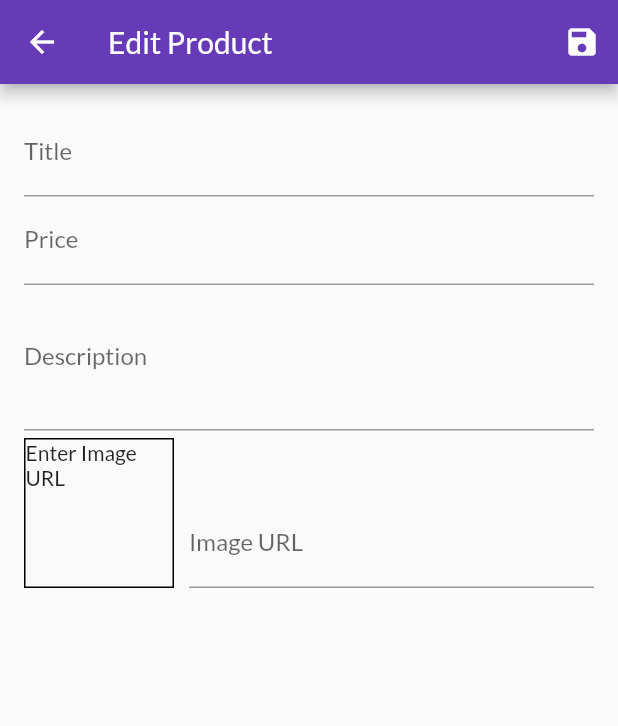
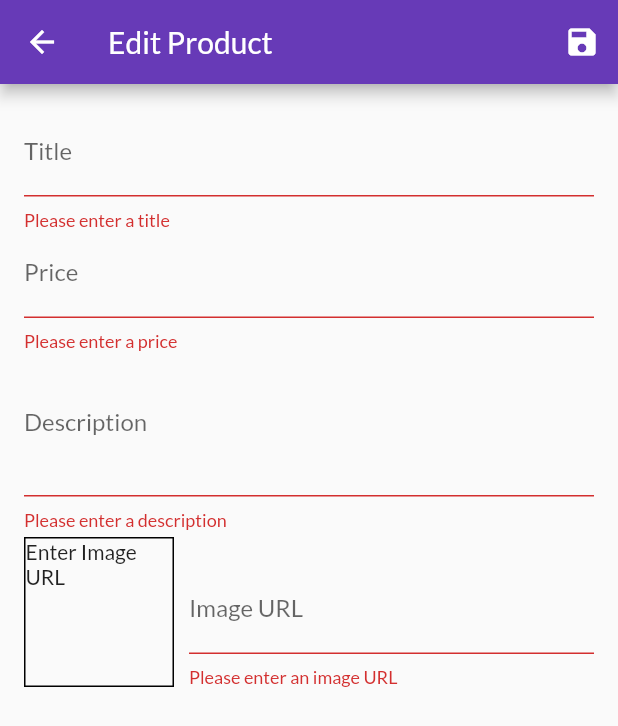
Before and after one commit to klam2k20/ShopApp, a Flutter app: the EditProductScreen screen opened by its route, after a tap on the "save" icon, on a phone screen of 412 x 824 dp. Shown: the top 726 px of the screen. Run offline on Flutter 3.47's test engine with Material 2 defaults, Android fonts, the phone set to English and light mode, and no system bars; network calls fail.

Commit message:
Add some input validation and add product logic

```diff
--- a/lib/providers/products_provider.dart
+++ b/lib/providers/products_provider.dart
@@ -49,8 +49,15 @@ class ProductsProvider with ChangeNotifier {
   Product findProductByID(String id) {
     return _products.firstWhere((product) => product.id == id);
   }
-  void addProducts(Product product) {
-    _products.add(product);
+
+  void addProduct(Product product) {
+    final newProduct = Product(
+        id: DateTime.now().toString(),
+        title: product.title,
+        description: product.description,
+        price: product.price,
+        imageUrl: product.imageUrl);
+    _products.add(newProduct);
     notifyListeners();
   }
 }
--- a/lib/screens/edit_product.dart
+++ b/lib/screens/edit_product.dart
@@ -1,6 +1,8 @@
 import 'package:flutter/material.dart';
+import 'package:provider/provider.dart';
 
 import '../providers/product.dart';
+import '../providers/products_provider.dart';
 
 class EditProductScreen extends StatefulWidget {
   static String routeName = '/edit-product';
@@ -26,14 +28,52 @@ class _EditProductScreenState extends State<EditProductScreen> {
 
   void _saveForm() {
     if (_form.currentState != null) {
+      // Returns true if all validator functions on
+      // the inputs pass
+      final isValid = _form.currentState!.validate();
+      if (!isValid) {
+        return;
+      }
       // Execute all onSaved functions in form
       _form.currentState!.save();
-      print(product.title);
-      print(product.description);
-      print(product.price);
-      print(product.imageUrl);
-      print(product.id);
+      Provider.of<ProductsProvider>(context, listen: false).addProduct(product);
+      Navigator.of(context).pop();
     }
+  }
+
+  String? _validateText(String? value, String type) {
+    if (value == null || value.isEmpty) {
+      // If a text is returned the validator failed
+      return 'Please enter a $type';
+    }
+    // If null is returned the validtor passes
+    return null;
+  }
+
+  String? _validatePrice(String? value) {
+    if (value == null || value.isEmpty) {
+      return 'Please enter a price';
+    }
+    // If try parse equal null number is not valid
+    if (double.tryParse(value) == null) {
+      return 'Please enter a valid price';
+    }
+    if (double.parse(value) <= 0) {
+      return 'Please enter a price above 0';
+    }
+    return null;
+  }
+
+  String? _validImageUrl(String? value) {
+    if (value == null ||
+        value.isEmpty ||
+        !Uri.parse(value).isAbsolute ||
+        (!value.endsWith('.png') &&
+            !value.endsWith('.jpg') &&
+            !value.endsWith('.jpeg'))) {
+      return 'Please enter an image URL';
+    }
+    return null;
   }
 
   @override
@@ -73,6 +113,7 @@ class _EditProductScreenState extends State<EditProductScreen> {
               TextFormField(
                 decoration: const InputDecoration(labelText: 'Title'),
                 textInputAction: TextInputAction.next,
+                validator: (value) => _validateText(value, 'title'),
                 onFieldSubmitted: (_) {
                   // Function is called when text input action is pressed
                   // i.e. when next or done is pressed
@@ -92,6 +133,7 @@ class _EditProductScreenState extends State<EditProductScreen> {
                 textInputAction: TextInputAction.next,
                 keyboardType: TextInputType.number,
                 focusNode: _priceFocusNode,
+                validator: (value) => _validatePrice(value),
                 onFieldSubmitted: (_) {
                   FocusScope.of(context).requestFocus(_descriptionFocusNode);
                 },
@@ -109,6 +151,7 @@ class _EditProductScreenState extends State<EditProductScreen> {
                 keyboardType: TextInputType.multiline,
                 maxLines: 3,
                 focusNode: _descriptionFocusNode,
+                validator: (value) => _validateText(value, 'description'),
                 onSaved: (value) {
                   product = Product(
                       id: product.id,
@@ -128,11 +171,17 @@ class _EditProductScreenState extends State<EditProductScreen> {
                     decoration: BoxDecoration(
                       border: Border.all(width: 1),
                     ),
-                    child: _imageUrlController.text.isEmpty
+                    child: (_imageUrlController.text.isEmpty ||
+                            !Uri.parse(_imageUrlController.text).isAbsolute)
                         ? const Text('Enter Image URL')
                         : FittedBox(
-                            fit: BoxFit.cover,
-                            child: Image.network(_imageUrlController.text),
+                            fit: BoxFit.fill,
+                            child: Image.network(
+                              _imageUrlController.text,
+                              //Handles errors
+                              errorBuilder: (context, error, stackTrace) =>
+                                  const Icon(Icons.error),
+                            ),
                           ),
                   ),
                   Expanded(
@@ -142,6 +191,7 @@ class _EditProductScreenState extends State<EditProductScreen> {
                       keyboardType: TextInputType.url,
                       focusNode: _imageUrlFocusNode,
                       controller: _imageUrlController,
+                      validator: (value) => _validImageUrl(value),
                       onSaved: (value) {
                         product = Product(
                             id: product.id,
```
